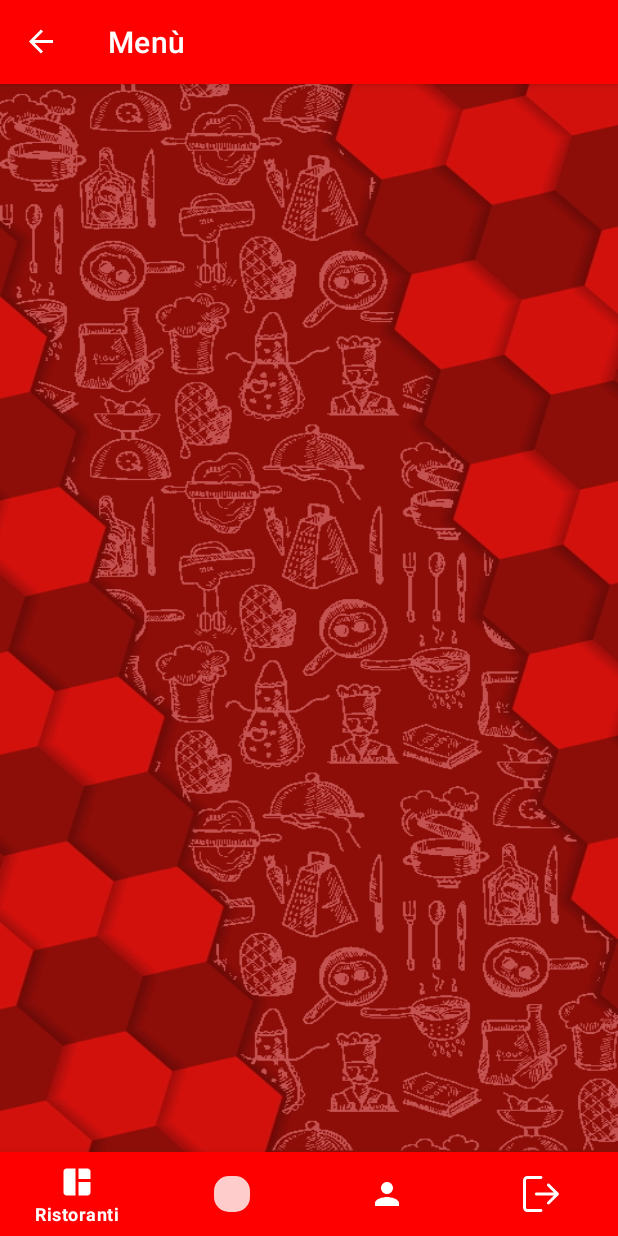
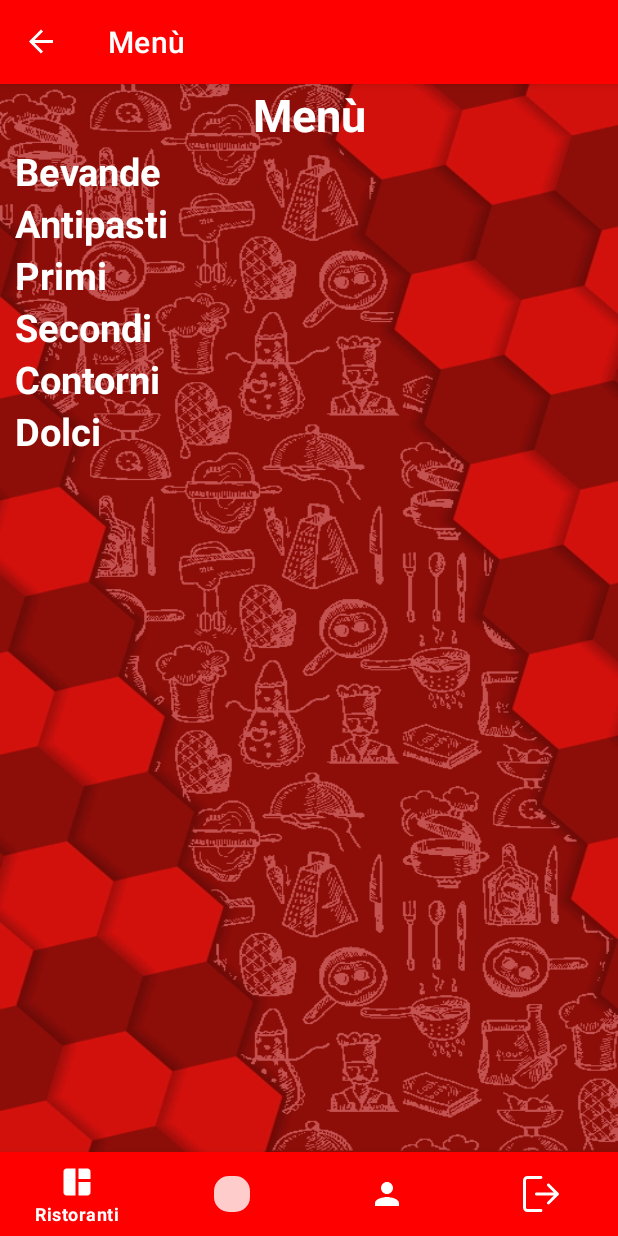
Before and after one commit to MattSona99/ProgettoProgrammazione, an Android app: the FragmentMenu screen opened through its navigation route, on a phone screen of 412 x 824 dp. Run offline under Robolectric (Android 15) with nearby library versions, the phone set to English and light mode, and no system bars; our stand-ins replace Firebase (no records; nobody signed in at launch, a user with empty details on screens opened directly), navigation-ui; 29 statements that could not run were skipped.

Commit message:
Menù funzionante

```diff
--- a/app/src/main/java/com/example/progettoprogrammazione/fragment/FragmentMenu.kt
+++ b/app/src/main/java/com/example/progettoprogrammazione/fragment/FragmentMenu.kt
@@ -1,42 +1,40 @@
 package com.example.progettoprogrammazione.fragment
 
 import android.os.Bundle
-import android.provider.ContactsContract.Data
 import android.view.LayoutInflater
 import android.view.View
 import android.view.ViewGroup
-import android.widget.Toast
 import androidx.fragment.app.Fragment
-import androidx.lifecycle.ViewModelProvider
 import androidx.navigation.findNavController
 import androidx.recyclerview.widget.GridLayoutManager
 import com.example.progettoprogrammazione.R
 import com.example.progettoprogrammazione.databinding.FragmentMenuBinding
-import com.example.progettoprogrammazione.firebase.FireBaseCallbackProdotto
 import com.example.progettoprogrammazione.models.Product
-import com.example.progettoprogrammazione.models.Restaurant
 import com.example.progettoprogrammazione.prodotti.ProductAdapter
 import com.example.progettoprogrammazione.prodotti.ProductClickListener
 import com.example.progettoprogrammazione.utils.ProductUtils
-import com.example.progettoprogrammazione.utils.ResponseProdotto
-import com.example.progettoprogrammazione.viewmodels.ProductViewModel
-import com.google.firebase.auth.FirebaseAuth
-import com.google.firebase.database.DataSnapshot
-import com.google.firebase.database.DatabaseError
 import com.google.firebase.database.FirebaseDatabase
-import com.google.firebase.database.ValueEventListener
 
 class FragmentMenu : Fragment(), ProductClickListener, ProductUtils {
 
     private lateinit var binding: FragmentMenuBinding
-    private lateinit var adapter: ProductAdapter
+    private lateinit var adapterBev: ProductAdapter
+    private lateinit var adapterAnt: ProductAdapter
+    private lateinit var adapterPri: ProductAdapter
+    private lateinit var adapterSec: ProductAdapter
+    private lateinit var adapterCon: ProductAdapter
+    private lateinit var adapterDol: ProductAdapter
 
     override var firebaseDatabase: FirebaseDatabase = FirebaseDatabase.getInstance()
 
-    private var restaurantList: ArrayList<Restaurant>? = null
+    private lateinit var bevandeArrayList: ArrayList<Product>
+    private lateinit var antipastiArrayList: ArrayList<Product>
+    private lateinit var primiArrayList: ArrayList<Product>
+    private lateinit var secondiArrayList: ArrayList<Product>
+    private lateinit var contorniArrayList: ArrayList<Product>
+    private lateinit var dolciArrayList: ArrayList<Product>
 
-    private lateinit var productDataViewModel: ProductViewModel
-    private lateinit var prodArrayList: ArrayList<Product>
+    private var prodotti = arrayListOf<Product>()
 
     override fun onCreateView(
         inflater: LayoutInflater, container: ViewGroup?,
@@ -45,18 +43,56 @@ class FragmentMenu : Fragment(), ProductClickListener, ProductUtils {
         binding = FragmentMenuBinding.inflate(layoutInflater)
 
         val args = this.arguments
-        val restaurantID = args?.get("restID")
-        restaurantList = args?.getParcelableArrayList("restArrayList")
 
-        prodArrayList= args?.getParcelableArrayList("prodotti")!!
+        bevandeArrayList = args?.getParcelableArrayList<Product>("bevande") as ArrayList<Product>
+        antipastiArrayList = args.getParcelableArrayList<Product>("antipasti") as ArrayList<Product>
+        primiArrayList = args.getParcelableArrayList<Product>("primi") as ArrayList<Product>
+        secondiArrayList = args.getParcelableArrayList<Product>("secondi") as ArrayList<Product>
+        contorniArrayList = args.getParcelableArrayList<Product>("contorni") as ArrayList<Product>
+        dolciArrayList = args.getParcelableArrayList<Product>("dolci") as ArrayList<Product>
 
-        val layoutManager = GridLayoutManager(context, 1)
-        binding.recycleViewP.layoutManager = layoutManager
-        adapter = ProductAdapter(prodArrayList, this)
-        binding.recycleViewP.adapter = adapter
-        binding.recycleViewP.setHasFixedSize(true)
-        adapter.notifyDataSetChanged()
+        val layoutManagerBev = GridLayoutManager(context, 3)
+        binding.recycleViewBevande.layoutManager = layoutManagerBev
+        adapterBev = ProductAdapter(bevandeArrayList, this)
+        binding.recycleViewBevande.adapter = adapterBev
+        binding.recycleViewBevande.setHasFixedSize(true)
 
+        val layoutManagerAnt = GridLayoutManager(context, 3)
+        binding.recycleViewAntipasti.layoutManager = layoutManagerAnt
+        adapterAnt = ProductAdapter(antipastiArrayList, this)
+        binding.recycleViewAntipasti.adapter = adapterAnt
+        binding.recycleViewAntipasti.setHasFixedSize(true)
+
+        val layoutManagerPri = GridLayoutManager(context, 3)
+        binding.recycleViewPrimi.layoutManager = layoutManagerPri
+        adapterPri = ProductAdapter(primiArrayList, this)
+        binding.recycleViewPrimi.adapter = adapterPri
+        binding.recycleViewPrimi.setHasFixedSize(true)
+
+        val layoutManagerSec = GridLayoutManager(context, 3)
+        binding.recycleViewSecondi.layoutManager = layoutManagerSec
+        adapterSec = ProductAdapter(secondiArrayList, this)
+        binding.recycleViewSecondi.adapter = adapterSec
+        binding.recycleViewSecondi.setHasFixedSize(true)
+
+        val layoutManagerCon = GridLayoutManager(context, 3)
+        binding.recycleViewContorni.layoutManager = layoutManagerCon
+        adapterCon = ProductAdapter(contorniArrayList, this)
+        binding.recycleViewContorni.adapter = adapterCon
+        binding.recycleViewContorni.setHasFixedSize(true)
+
+        val layoutManagerDol = GridLayoutManager(context, 3)
+        binding.recycleViewDolci.layoutManager = layoutManagerDol
+        adapterDol = ProductAdapter(dolciArrayList, this)
+        binding.recycleViewDolci.adapter = adapterDol
+        binding.recycleViewDolci.setHasFixedSize(true)
+
+        prodotti.addAll(bevandeArrayList)
+        prodotti.addAll(antipastiArrayList)
+        prodotti.addAll(primiArrayList)
+        prodotti.addAll(secondiArrayList)
+        prodotti.addAll(contorniArrayList)
+        prodotti.addAll(dolciArrayList)
 
         return binding.root
     }
@@ -65,15 +101,10 @@ class FragmentMenu : Fragment(), ProductClickListener, ProductUtils {
 
         val bundle = Bundle()
         bundle.putString("prodID", prodotto.idP.toString())
-        bundle.putParcelableArrayList("prodArrayList", prodArrayList)
+        bundle.putParcelableArrayList("prodArrayList", prodotti)
 
         view?.findNavController()?.navigate(R.id.productDetail, bundle)
 
     }
 
-    override fun onViewCreated(view: View, savedInstanceState: Bundle?) {
-        super.onViewCreated(view, savedInstanceState)
-
-    }
-
 }
--- a/app/src/main/java/com/example/progettoprogrammazione/prodotti/ProductViewHolder.kt
+++ b/app/src/main/java/com/example/progettoprogrammazione/prodotti/ProductViewHolder.kt
@@ -11,7 +11,7 @@ class ProductViewHolder(
 ) : RecyclerView.ViewHolder(prodottoBinding.root) {
 
     fun bindProdotti(prodotto: Product) {
-        prodottoBinding.descrizione.text=prodotto.descrizioneP
+        prodottoBinding.nomeProdottoCard.text=prodotto.descrizioneP
 
         prodottoBinding.btncard.setOnClickListener { clickListener.onClickProduct(prodotto) }
     }
--- a/app/src/main/java/com/example/progettoprogrammazione/viewmodels/ProductViewModel.kt
+++ b/app/src/main/java/com/example/progettoprogrammazione/viewmodels/ProductViewModel.kt
@@ -5,5 +5,5 @@ import androidx.lifecycle.ViewModel
 import com.example.progettoprogrammazione.models.Product
 
 class ProductViewModel :ViewModel() {
-    val arrayListaprodottiLiveData = MutableLiveData<ArrayList<Product>>()
+    val arrayListProdottiLiveData = MutableLiveData<ArrayList<Product>>()
 }
--- a/app/src/main/res/layout/fragment_menu.xml
+++ b/app/src/main/res/layout/fragment_menu.xml
@@ -1,21 +1,132 @@
 <?xml version="1.0" encoding="utf-8"?>
 
 <FrameLayout xmlns:android="http://schemas.android.com/apk/res/android"
-    xmlns:app="http://schemas.android.com/apk/res-auto"
     xmlns:tools="http://schemas.android.com/tools"
     android:layout_width="match_parent"
     android:layout_height="match_parent"
     android:background="@drawable/background_splash"
     tools:context=".fragment.FragmentMenu">
 
-    <LinearLayout
+    <ScrollView
         android:layout_width="match_parent"
         android:layout_height="wrap_content">
 
-        <androidx.recyclerview.widget.RecyclerView
-            android:id="@+id/recycleViewP"
+
+        <LinearLayout
             android:layout_width="match_parent"
-            android:layout_height="match_parent"
-            tools:listitem="@layout/product_card" />
-    </LinearLayout>
+            android:layout_height="wrap_content"
+            android:orientation="vertical">
+
+            <TextView
+                android:layout_width="match_parent"
+                android:layout_height="wrap_content"
+                android:gravity="center"
+                android:text="Menù"
+                android:textColor="@color/white"
+                android:textSize="30dp"
+                android:textStyle="bold" />
+
+            <LinearLayout
+                android:layout_width="match_parent"
+                android:layout_height="wrap_content"
+                android:orientation="vertical">
+
+                <TextView
+                    android:layout_width="match_parent"
+                    android:layout_height="wrap_content"
+                    android:layout_marginLeft="10dp"
+                    android:text="Bevande"
+                    android:textColor="@color/white"
+                    android:textSize="25dp"
+                    android:textStyle="bold" />
+
+                <androidx.recyclerview.widget.RecyclerView
+                    android:id="@+id/recycleViewBevande"
+                    android:layout_width="match_parent"
+                    android:layout_height="match_parent"
+                    tools:listitem="@layout/product_card" />
+
+                <TextView
+                    android:layout_width="match_parent"
+                    android:layout_height="wrap_content"
+                    android:layout_marginLeft="10dp"
+                    android:text="Antipasti"
+                    android:textColor="@color/white"
+                    android:textSize="25dp"
+                    android:textStyle="bold" />
+
+                <androidx.recyclerview.widget.RecyclerView
+                    android:id="@+id/recycleViewAntipasti"
+                    android:layout_width="match_parent"
+                    android:layout_height="match_parent"
+                    tools:listitem="@layout/product_card" />
+
+                <TextView
+                    android:layout_width="match_parent"
+                    android:layout_height="wrap_content"
+                    android:layout_marginLeft="10dp"
+                    android:text="Primi"
+                    android:textColor="@color/white"
+                    android:textSize="25dp"
+                    android:textStyle="bold" />
+
+                <androidx.recyclerview.widget.RecyclerView
+                    android:id="@+id/recycleViewPrimi"
+                    android:layout_width="match_parent"
+                    android:layout_height="match_parent"
+                    tools:listitem="@layout/product_card" />
+
+                <TextView
+                    android:layout_width="match_parent"
+                    android:layout_height="wrap_content"
+                    android:layout_marginLeft="10dp"
+                    android:text="Secondi"
+                    android:textColor="@color/white"
+                    android:textSize="25dp"
+                    android:textStyle="bold" />
+
+                <androidx.recyclerview.widget.RecyclerView
+                    android:id="@+id/recycleViewSecondi"
+                    android:layout_width="match_parent"
+                    android:layout_height="match_parent"
+                    tools:listitem="@layout/product_card" />
+
+                <TextView
+                    android:layout_width="match_parent"
+                    android:layout_height="wrap_content"
+                    android:layout_marginLeft="10dp"
+                    android:text="Contorni"
+                    android:textColor="@color/white"
+                    android:textSize="25dp"
+                    android:textStyle="bold" />
+
+                <androidx.recyclerview.widget.RecyclerView
+                    android:id="@+id/recycleViewContorni"
+                    android:layout_width="match_parent"
+                    android:layout_height="match_parent"
+                    tools:listitem="@layout/product_card" />
+
+                <TextView
+                    android:layout_width="match_parent"
+                    android:layout_height="wrap_content"
+                    android:layout_marginLeft="10dp"
+                    android:text="Dolci"
+                    android:textColor="@color/white"
+                    android:textSize="25dp"
+                    android:textStyle="bold" />
+
+                <androidx.recyclerview.widget.RecyclerView
+                    android:id="@+id/recycleViewDolci"
+                    android:layout_width="match_parent"
+                    android:layout_height="match_parent"
+                    tools:listitem="@layout/product_card" />
+
+
+            </LinearLayout>
+
+
+        </LinearLayout>
+
+    </ScrollView>
+
 </FrameLayout>
--- a/app/src/main/res/layout/fragment_menuproduct_detail.xml
+++ b/app/src/main/res/layout/fragment_menuproduct_detail.xml
@@ -20,7 +20,7 @@
                 android:layout_width="wrap_content"
                 android:layout_height="wrap_content"
                 android:layout_marginBottom="160dp"
-                android:text="Descrizione Prodotto"
+                android:text="Nome Prodotto"
                 android:textColor="@color/white"
                 android:textSize="33dp"
                 app:layout_constraintBottom_toBottomOf="parent"
```
Also changed, not shown: app/src/main/java/com/example/progettoprogrammazione/prodotti/ProductDetail.kt (+6 -13 lines), app/src/main/java/com/example/progettoprogrammazione/ristorante/RestaurantDetail.kt (+16 -31 lines), app/src/main/res/layout/fragment_ristoranti.xml (+46 -47 lines), app/src/main/res/layout/product_card.xml (+25 -27 lines).
